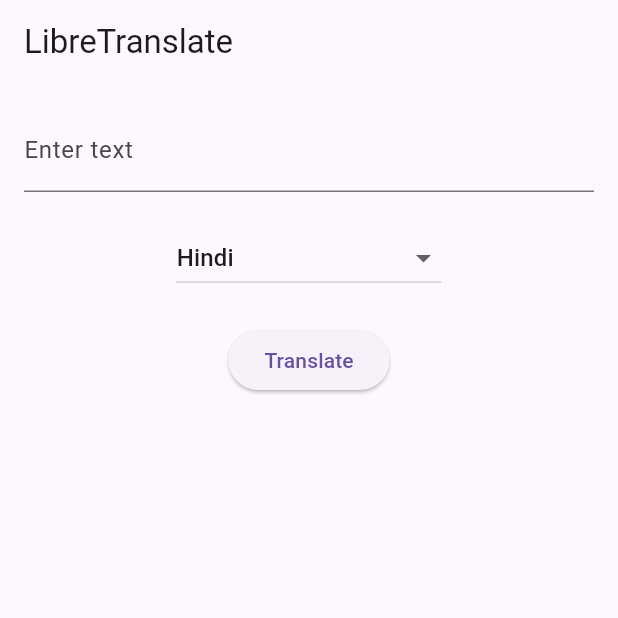
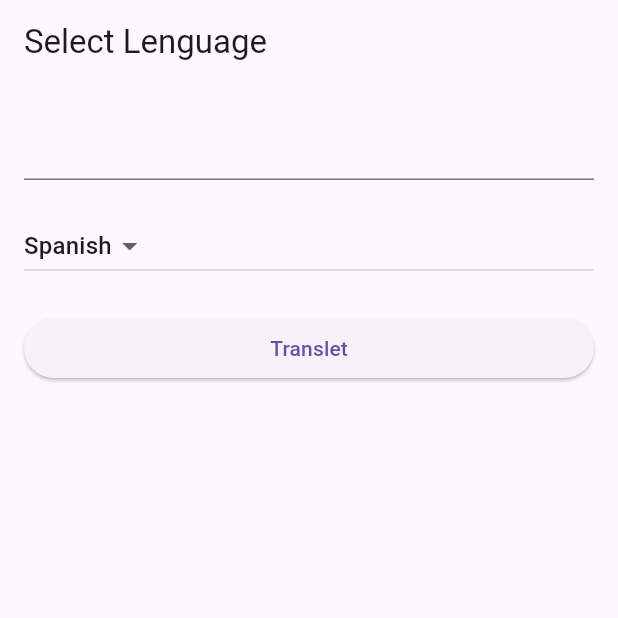
Before and after one commit to baishakhee93/word_translator, a Flutter app: the screen it shows after launch, on a phone screen of 412 x 824 dp, the top half of it. Run offline on Flutter 3.47's test engine with Material 3 defaults, Android fonts, the phone set to English and light mode, and no system bars; generated files the repository leaves out were written again.

Commit message:
another process

```diff
--- a/lib/main.dart
+++ b/lib/main.dart
@@ -1,3 +1,43 @@
+import 'package:Word_Translator/screens/TranslationScreen.dart';
+import 'package:Word_Translator/services/AppLocalizations.dart';
+import 'package:flutter/material.dart';
+import 'package:flutter_localizations/flutter_localizations.dart';
+import 'generated/l10n.dart'; // Import generated localization file
+
+void main() {
+  runApp(MyApp());
+}
+
+class MyApp extends StatelessWidget {
+  @override
+  Widget build(BuildContext context) {
+    return MaterialApp(
+      title: 'Flutter Intl Demo',
+      localizationsDelegates: [
+        // Add built-in localization delegate(s) for specific locales
+        GlobalMaterialLocalizations.delegate,
+        GlobalWidgetsLocalizations.delegate,
+        // Add your custom delegate(s)
+        AppLocalizations.delegate, // Generated delegate from intl tool
+      ],
+      supportedLocales: [
+        const Locale('en', ''), // English, no country code
+        const Locale('es', ''), // Spanish, no country code
+        const Locale('hi', ''), // Spanish, no country code
+        const Locale('bn', ''), // Spanish, no country code
+        // Add more locales as needed
+      ],
+      // Set the initial locale
+      locale: const Locale('en', ''), // English as the default locale
+      //home: MyHomePage(),
+      // Example to use a home screen with internationalization
+      home: TranslationScreen(), // Replace with your home screen widget
+    );
+  }
+}
+
+
+/*
 import 'package:Word_Translator/services/TranslationService.dart';
 import 'package:flutter/material.dart';
 
@@ -182,3 +222,4 @@
     );
   }
 }
+*/
--- /dev/null
+++ b/lib/screens/TranslationScreen.dart
@@ -0,0 +1,87 @@
+import 'package:flutter/material.dart';
+import 'package:Word_Translator/services/TranslationService.dart';
+import '../services/AppLocalizations.dart';
+class TranslationScreen extends StatefulWidget {
+  @override
+  _TranslationScreenState createState() => _TranslationScreenState();
+}
+
+class _TranslationScreenState extends State<TranslationScreen> {
+  final TextEditingController _controller = TextEditingController();
+  final TranslationService _translationService = TranslationService();
+  String _translatedText = '';
+  String _selectedLanguage = 'es'; // Default language is Spanish
+
+  // Define your languages map here
+  Map<String, String> _languages = {
+    'English': 'en',
+    'Spanish': 'es',
+    'Hindi': 'hi',
+    'Bengali': 'bn',
+    // Add more languages as needed
+  };
+
+  @override
+  Widget build(BuildContext context) {
+    return Scaffold(
+      appBar: AppBar(
+        title: Text("Select Lenguage"),
+      ),
+      body: Padding(
+        padding: const EdgeInsets.all(16.0),
+        child: Column(
+          crossAxisAlignment: CrossAxisAlignment.stretch,
+          children: [
+            TextField(
+              controller: _controller,
+              decoration: InputDecoration(
+              ),
+            ),
+            SizedBox(height: 20),
+            DropdownButton<String>(
+              value: _selectedLanguage,
+              onChanged: (String? newValue) {
+                setState(() {
+                  _selectedLanguage = newValue!;
+                });
+              },
+              items: _languages.entries.map<DropdownMenuItem<String>>((entry) {
+                return DropdownMenuItem<String>(
+                  value: entry.value,
+                  child: Text(entry.key),
+                );
+              }).toList(),
+            ),
+            SizedBox(height: 20),
+            ElevatedButton(
+              onPressed: () async {
+                final text = _controller.text;
+                try {
+                  final translated =
+                  await _translationService.translate(text, _selectedLanguage);
+                  setState(() {
+                    _translatedText = translated;
+                  });
+                } catch (e) {
+                  setState(() {
+                    _translatedText = 'Error: ${e.toString()}';
+                  });
+                }
+              },
+              child: Text("Translet"),
+            ),
+            SizedBox(height: 20),
+            Expanded(
+              child: SingleChildScrollView(
+                child: Text(
+                  _translatedText,
+                  style: TextStyle(fontSize: 18),
+                ),
+              ),
+            ),
+          ],
+        ),
+      ),
+    );
+  }
+}
--- /dev/null
+++ b/lib/services/AppLocalizations.dart
@@ -0,0 +1,50 @@
+import 'package:flutter/material.dart';
+import 'package:intl/intl.dart';
+
+import '../generated/intl/messages_all.dart';
+
+/// A collection of localized strings for the app.
+class AppLocalizations {
+  static AppLocalizations of(BuildContext context) {
+    return Localizations.of<AppLocalizations>(context, AppLocalizations)!;
+  }
+
+  static const LocalizationsDelegate<AppLocalizations> delegate =
+  _AppLocalizationsDelegate();
+
+  // Declare all localized strings here using Intl package
+  String get title {
+    return Intl.message(
+      'Flutter Intl Demo',
+      name: 'title',
+    );
+  }
+
+  // Example with parameterized message
+  String greetUser(String username) {
+    return Intl.message(
+      'Hello $username!',
+      name: 'greetUser',
+      args: [username],
+    );
+  }
+}
+
+class _AppLocalizationsDelegate extends LocalizationsDelegate<AppLocalizations> {
+  const _AppLocalizationsDelegate();
+
+  @override
+  bool isSupported(Locale locale) {
+    return ['en', 'es'].contains(locale.languageCode);
+  }
+
+  @override
+  Future<AppLocalizations> load(Locale locale) async {
+    final String localeName = Intl.canonicalizedLocale(locale.toString());
+    await initializeMessages(localeName);
+    return AppLocalizations();
+  }
+
+  @override
+  bool shouldReload(_AppLocalizationsDelegate old) => false;
+}
```
Also changed, not shown: pubspec.yaml (+4 -3 lines), 1 other file.
